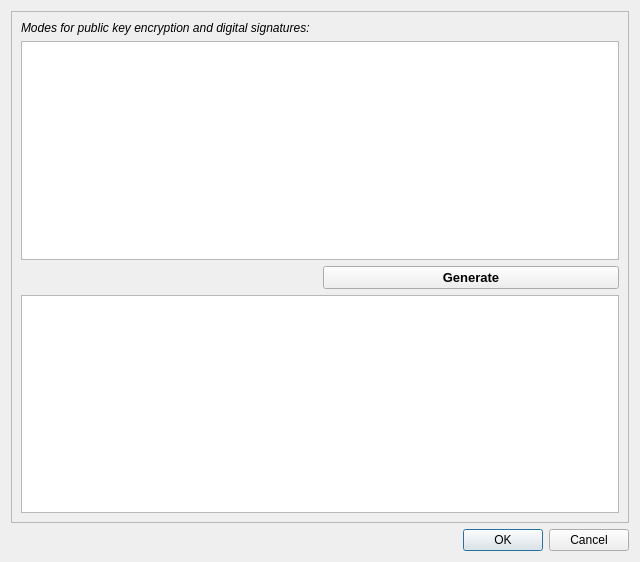
Before: the Qt Designer form cryptodialog.ui in egge313/eggemesg, drawn with Qt 5.
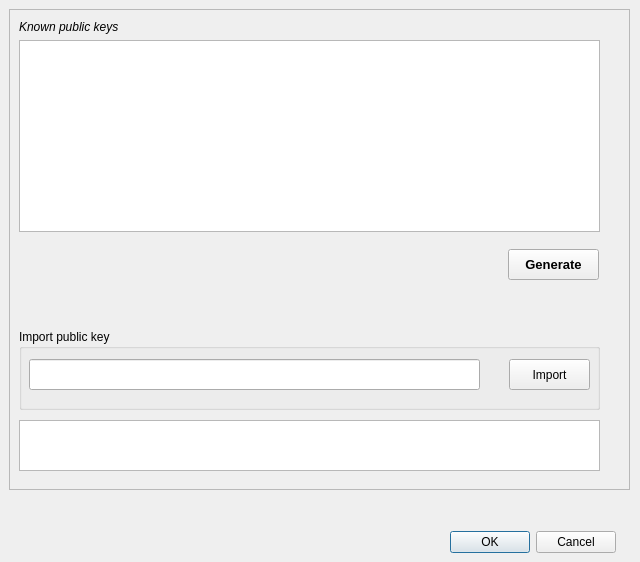
After: the same form once the commit is applied.

```diff
--- a/cryptodialog.ui
+++ b/cryptodialog.ui
@@ -13,18 +13,30 @@
   <property name="windowTitle">
    <string>Egge's Messenger: Cryptographic Keys</string>
   </property>
-  <layout class="QVBoxLayout" name="verticalLayout">
-   <item>
     <widget class="QFrame" name="frame">
+   <property name="geometry">
+    <rect>
+     <x>9</x>
+     <y>9</y>
+     <width>621</width>
+     <height>481</height>
+    </rect>
+   </property>
      <property name="frameShape">
       <enum>QFrame::StyledPanel</enum>
      </property>
      <property name="frameShadow">
-      <enum>QFrame::Raised</enum>
-     </property>
-     <layout class="QGridLayout" name="gridLayout">
-      <item row="0" column="0" colspan="2">
+    <enum>QFrame::Shadow::Raised</enum>
+   </property>
        <widget class="QLabel" name="cryptoLabel">
+    <property name="geometry">
+     <rect>
+      <x>10</x>
+      <y>10</y>
+      <width>310</width>
+      <height>16</height>
+     </rect>
+    </property>
         <property name="styleSheet">
          <string notr="true">QLabel { font-style: italic}</string>
         </property>
@@ -32,12 +44,18 @@
          <enum>QFrame::Sunken</enum>
         </property>
         <property name="text">
-         <string>Modes for public key encryption and digital signatures:</string>
-        </property>
-       </widget>
-      </item>
-      <item row="1" column="0" colspan="2">
+     <string>Known public keys</string>
+    </property>
+   </widget>
        <widget class="QListWidget" name="cryptoListWidget">
+    <property name="geometry">
+     <rect>
+      <x>10</x>
+      <y>31</y>
+      <width>581</width>
+      <height>192</height>
+     </rect>
+    </property>
         <property name="selectionMode">
          <enum>QAbstractItemView::MultiSelection</enum>
         </property>
@@ -51,9 +69,15 @@
          <bool>true</bool>
         </property>
        </widget>
-      </item>
-      <item row="2" column="0">
        <widget class="QLabel" name="generateLabel">
+    <property name="geometry">
+     <rect>
+      <x>10</x>
+      <y>240</y>
+      <width>16</width>
+      <height>16</height>
+     </rect>
+    </property>
         <property name="frameShape">
          <enum>QFrame::NoFrame</enum>
         </property>
@@ -64,13 +88,18 @@
          <string/>
         </property>
        </widget>
-      </item>
-      <item row="2" column="1">
        <widget class="QPushButton" name="generatePushButton">
+    <property name="geometry">
+     <rect>
+      <x>499</x>
+      <y>240</y>
+      <width>91</width>
+      <height>31</height>
+     </rect>
+    </property>
         <property name="font">
          <font>
           <pointsize>10</pointsize>
-          <weight>75</weight>
           <bold>true</bold>
          </font>
         </property>
@@ -84,15 +113,62 @@
          <string>Generate</string>
         </property>
        </widget>
-      </item>
-      <item row="3" column="0" colspan="2">
-       <widget class="QTextBrowser" name="keyTextBrowser"/>
-      </item>
-     </layout>
-    </widget>
-   </item>
-   <item>
+   <widget class="QTextBrowser" name="keyTextBrowser">
+    <property name="geometry">
+     <rect>
+      <x>10</x>
+      <y>411</y>
+      <width>581</width>
+      <height>51</height>
+     </rect>
+    </property>
+   </widget>
+   <widget class="QGroupBox" name="groupBoxImportKey">
+    <property name="geometry">
+     <rect>
+      <x>10</x>
+      <y>320</y>
+      <width>581</width>
+      <height>81</height>
+     </rect>
+    </property>
+    <property name="title">
+     <string>Import public key</string>
+    </property>
+    <widget class="QPushButton" name="pushButtonImport">
+     <property name="geometry">
+      <rect>
+       <x>490</x>
+       <y>30</y>
+       <width>81</width>
+       <height>31</height>
+      </rect>
+     </property>
+     <property name="text">
+      <string>Import</string>
+     </property>
+    </widget>
+    <widget class="QLineEdit" name="lineEdit">
+     <property name="geometry">
+      <rect>
+       <x>10</x>
+       <y>30</y>
+       <width>451</width>
+       <height>31</height>
+      </rect>
+     </property>
+    </widget>
+   </widget>
+  </widget>
     <widget class="QDialogButtonBox" name="cryptoButtonBox">
+   <property name="geometry">
+    <rect>
+     <x>450</x>
+     <y>530</y>
+     <width>166</width>
+     <height>24</height>
+    </rect>
+   </property>
      <property name="cursor">
       <cursorShape>PointingHandCursor</cursorShape>
      </property>
@@ -106,8 +182,6 @@
       <bool>false</bool>
      </property>
     </widget>
-   </item>
-  </layout>
  </widget>
  <resources/>
  <connections>
```
Left out of the diff: 20 changed lines with no effect on the pictures. Lines whose indentation alone changed are shown as unchanged.
